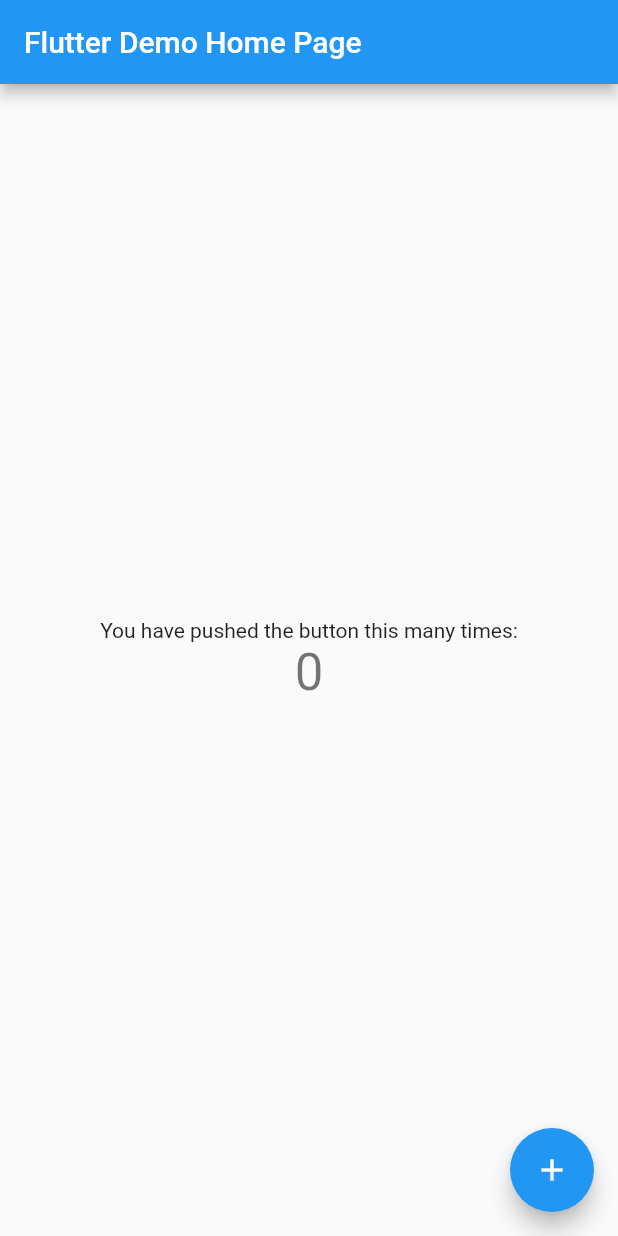
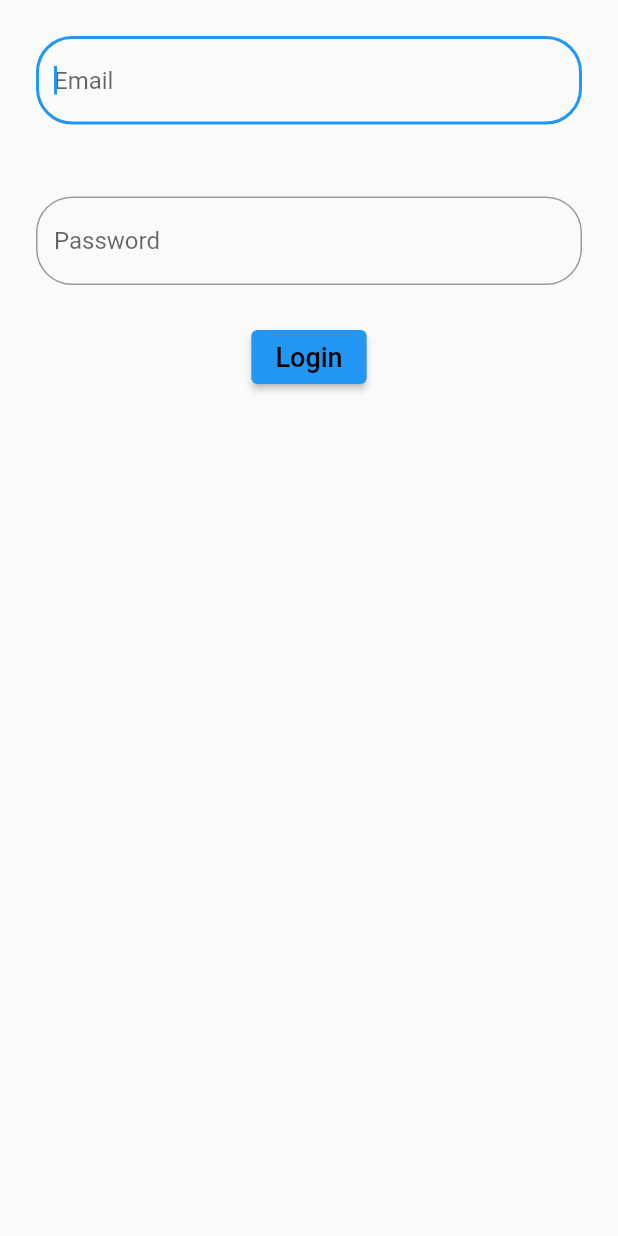
Before and after one commit to Hari-Nikesh-R/cognito_authenticator, a Flutter app: the screen it shows after launch, on a phone screen of 412 x 824 dp. Run offline on Flutter 3.47's test engine with Material 2 defaults, Android fonts, the phone set to English and light mode, and no system bars; our stand-ins replace flutter_dotenv; missing offline and left inert: amazon_cognito_identity_dart_2.

```diff
--- /dev/null
+++ b/lib/component/login_page.dart
@@ -0,0 +1,67 @@
+import 'package:authenticator/service/aws_service.dart';
+import 'package:flutter/material.dart';
+import 'package:flutter_dotenv/flutter_dotenv.dart';
+
+class LoginPage extends StatefulWidget {
+  const LoginPage({Key? key}) : super(key: key);
+
+  @override
+  State<LoginPage> createState() => _State();
+}
+
+class _State extends State<LoginPage> {
+  TextEditingController emailController = TextEditingController();
+  TextEditingController passwordField = TextEditingController();
+
+  @override
+  void dispose() {
+    // TODO: implement dispose
+    emailController.dispose();
+    passwordField.dispose();
+    super.dispose();
+  }
+
+ void login(String email, String password) {
+     AwsService().createInitialRecord(email, password);
+  }
+
+  @override
+  Widget build(BuildContext context) {
+    return Scaffold(body: Stack(alignment: Alignment.center ,children: [SingleChildScrollView(
+      physics: const BouncingScrollPhysics(),
+      child: Column(
+        mainAxisAlignment: MainAxisAlignment.center,
+        crossAxisAlignment: CrossAxisAlignment.center,
+        children: [
+          Padding(padding: const EdgeInsets.all(24), child:
+          TextFormField(
+            controller: emailController,
+           maxLines: 1,
+           autofocus: true,
+           decoration : InputDecoration(
+             hintText: "Email",
+              border: OutlineInputBorder(
+                borderRadius: BorderRadius.circular(24)
+              ),
+            ),
+          )),
+      Padding(padding: const EdgeInsets.all(24), child: TextFormField(
+            controller: passwordField,
+            maxLines: 1,
+            obscureText: true,
+            autocorrect: false,
+            decoration : InputDecoration(
+              hintText: "Password",
+              border: OutlineInputBorder(
+                  borderRadius: BorderRadius.circular(24)
+              ),
+            ),
+          )),
+          ElevatedButton(onPressed: () {
+            login(emailController.text, passwordField.text);
+          }, style: ElevatedButton.styleFrom(backgroundColor: Colors.blue), child: const Text("Login", style: TextStyle(fontSize: 18, color: Colors.black),))
+        ],
+      ))],
+    ),);
+  }
+}
--- a/lib/main.dart
+++ b/lib/main.dart
@@ -1,115 +1,14 @@
+
 import 'package:flutter/material.dart';
 
+import 'component/login_page.dart';
+
 void main() {
-  runApp(const MyApp());
+Widget app =MaterialApp(
+  debugShowCheckedModeBanner: false,
+  initialRoute: '/login_page',
+  routes: {
+      '/login_page' :(context) => const LoginPage()
+  });
+  runApp(app);
 }
-
-class MyApp extends StatelessWidget {
-  const MyApp({super.key});
-
-  // This widget is the root of your application.
-  @override
-  Widget build(BuildContext context) {
-    return MaterialApp(
-      title: 'Flutter Demo',
-      theme: ThemeData(
-        // This is the theme of your application.
-        //
-        // Try running your application with "flutter run". You'll see the
-        // application has a blue toolbar. Then, without quitting the app, try
-        // changing the primarySwatch below to Colors.green and then invoke
-        // "hot reload" (press "r" in the console where you ran "flutter run",
-        // or simply save your changes to "hot reload" in a Flutter IDE).
-        // Notice that the counter didn't reset back to zero; the application
-        // is not restarted.
-        primarySwatch: Colors.blue,
-      ),
-      home: const MyHomePage(title: 'Flutter Demo Home Page'),
-    );
-  }
-}
-
-class MyHomePage extends StatefulWidget {
-  const MyHomePage({super.key, required this.title});
-
-  // This widget is the home page of your application. It is stateful, meaning
-  // that it has a State object (defined below) that contains fields that affect
-  // how it looks.
-
-  // This class is the configuration for the state. It holds the values (in this
-  // case the title) provided by the parent (in this case the App widget) and
-  // used by the build method of the State. Fields in a Widget subclass are
-  // always marked "final".
-
-  final String title;
-
-  @override
-  State<MyHomePage> createState() => _MyHomePageState();
-}
-
-class _MyHomePageState extends State<MyHomePage> {
-  int _counter = 0;
-
-  void _incrementCounter() {
-    setState(() {
-      // This call to setState tells the Flutter framework that something has
-      // changed in this State, which causes it to rerun the build method below
-      // so that the display can reflect the updated values. If we changed
-      // _counter without calling setState(), then the build method would not be
-      // called again, and so nothing would appear to happen.
-      _counter++;
-    });
-  }
-
-  @override
-  Widget build(BuildContext context) {
-    // This method is rerun every time setState is called, for instance as done
-    // by the _incrementCounter method above.
-    //
-    // The Flutter framework has been optimized to make rerunning build methods
-    // fast, so that you can just rebuild anything that needs updating rather
-    // than having to individually change instances of widgets.
-    return Scaffold(
-      appBar: AppBar(
-        // Here we take the value from the MyHomePage object that was created by
-        // the App.build method, and use it to set our appbar title.
-        title: Text(widget.title),
-      ),
-      body: Center(
-        // Center is a layout widget. It takes a single child and positions it
-        // in the middle of the parent.
-        child: Column(
-          // Column is also a layout widget. It takes a list of children and
-          // arranges them vertically. By default, it sizes itself to fit its
-          // children horizontally, and tries to be as tall as its parent.
-          //
-          // Invoke "debug painting" (press "p" in the console, choose the
-          // "Toggle Debug Paint" action from the Flutter Inspector in Android
-          // Studio, or the "Toggle Debug Paint" command in Visual Studio Code)
-          // to see the wireframe for each widget.
-          //
-          // Column has various properties to control how it sizes itself and
-          // how it positions its children. Here we use mainAxisAlignment to
-          // center the children vertically; the main axis here is the vertical
-          // axis because Columns are vertical (the cross axis would be
-          // horizontal).
-          mainAxisAlignment: MainAxisAlignment.center,
-          children: <Widget>[
-            const Text(
-              'You have pushed the button this many times:',
-            ),
-            Text(
-              '$_counter',
-              style: Theme.of(context).textTheme.headlineMedium,
-            ),
-          ],
-        ),
-      ),
-      floatingActionButton: FloatingActionButton(
-        onPressed: _incrementCounter,
-        tooltip: 'Increment',
-        child: const Icon(Icons.add),
-      ), // This trailing comma makes auto-formatting nicer for build methods.
-    );
-  }
-}
```
Also changed, not shown: lib/service/aws_service.dart (added, +58 -0 lines), pubspec.yaml (+5 -2 lines), pubspec.lock, 2 other files.
